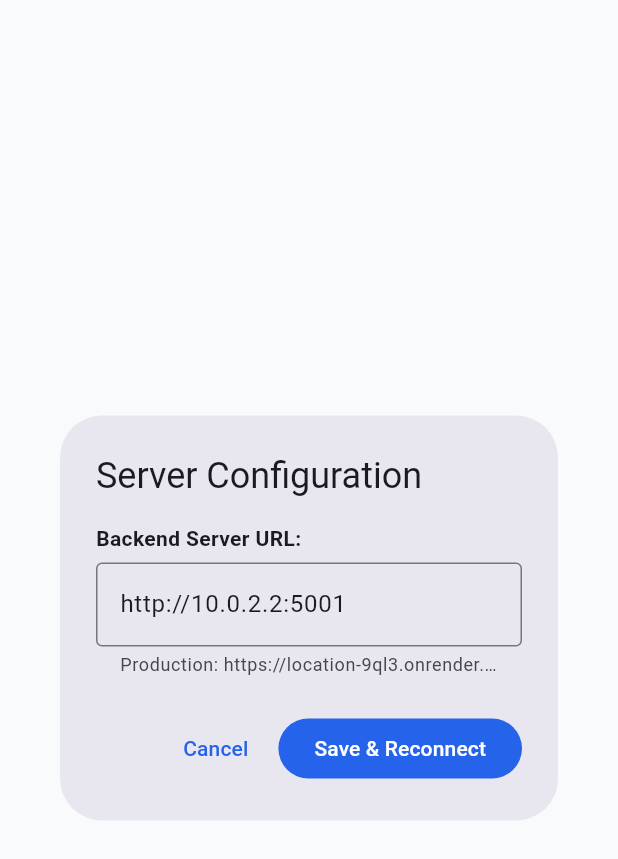
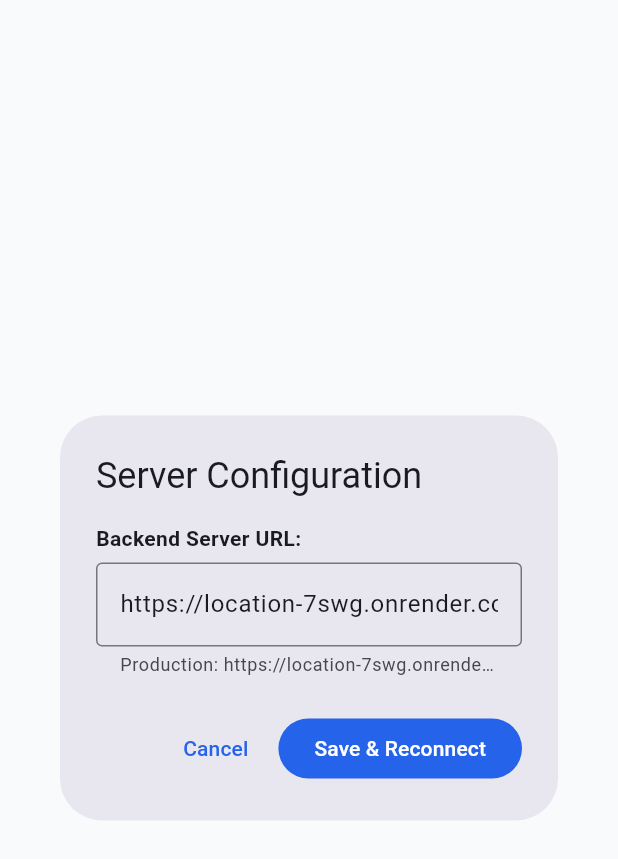
Before and after one commit to vinay2902H/Location, a Flutter app: the ServerConfigDialog widget shown alone on an empty page, opened directly, on a phone screen of 412 x 824 dp. Shown: the top 859 px of the screen. Run offline on Flutter 3.47's test engine with Material 3 defaults, Android fonts, the phone set to English and light mode, and no system bars; our stand-ins replace geolocator, google_maps_flutter, share_plus, shared_preferences, socket_io_client, video_player; accounts and stored records are empty; network calls fail.

Commit message:
Update default backend URL to deployed Render service: https://location-7swg.onrender.com

```diff
--- a/receiver_app/lib/config/app_config.dart
+++ b/receiver_app/lib/config/app_config.dart
@@ -1,26 +1,24 @@
-import 'dart:io';
-import 'package:flutter/foundation.dart';
 import 'package:shared_preferences/shared_preferences.dart';
 
 class AppConfig {
   static const String _keyBaseUrl = 'receiver_backend_url';
 
-  // Active backend URL: 10.0.2.2 for Android emulator, 127.0.0.1 for desktop/web
-  static String get defaultBaseUrl {
-    if (!kIsWeb && Platform.isAndroid) {
-      return 'http://10.0.2.2:5001';
-    }
-    return 'http://127.0.0.1:5001';
-  }
+  // Active deployed backend URL on Render
+  static const String defaultBaseUrl = 'https://location-7swg.onrender.com';
 
-  static String _baseUrl = 'http://10.0.2.2:5001';
+  static String _baseUrl = defaultBaseUrl;
 
   static String get baseUrl => _baseUrl;
 
   static Future<void> init() async {
     final prefs = await SharedPreferences.getInstance();
     final savedUrl = prefs.getString(_keyBaseUrl);
-    if (savedUrl == null || savedUrl.isEmpty || savedUrl.contains('onrender.com')) {
+    if (savedUrl == null ||
+        savedUrl.isEmpty ||
+        savedUrl.contains('10.0.2.2') ||
+        savedUrl.contains('127.0.0.1') ||
+        savedUrl.contains('localhost') ||
+        savedUrl.contains('location-9ql3.onrender.com')) {
       _baseUrl = defaultBaseUrl;
       await prefs.setString(_keyBaseUrl, _baseUrl);
     } else {
--- a/receiver_app/lib/widgets/server_config_dialog.dart
+++ b/receiver_app/lib/widgets/server_config_dialog.dart
@@ -37,8 +37,8 @@ class _ServerConfigDialogState extends State<ServerConfigDialog> {
             controller: _urlController,
             decoration: const InputDecoration(
               border: OutlineInputBorder(),
-              hintText: 'https://location-9ql3.onrender.com',
-              helperText: 'Production: https://location-9ql3.onrender.com',
+              hintText: 'https://location-7swg.onrender.com',
+              helperText: 'Production: https://location-7swg.onrender.com',
             ),
           ),
         ],
--- a/sender_app/lib/config/app_config.dart
+++ b/sender_app/lib/config/app_config.dart
@@ -1,5 +1,3 @@
-import 'dart:io';
-import 'package:flutter/foundation.dart';
 import 'package:shared_preferences/shared_preferences.dart';
 
 class AppConfig {
@@ -11,18 +9,13 @@ class AppConfig {
   static const String _keyLastAcc = 'sender_last_acc';
   static const String _keyLastTime = 'sender_last_time';
 
-  // Active backend URL: 10.0.2.2 for Android emulator, 127.0.0.1 for desktop/web
-  static String get defaultBaseUrl {
-    if (!kIsWeb && Platform.isAndroid) {
-      return 'http://10.0.2.2:5001';
-    }
-    return 'http://127.0.0.1:5001';
-  }
+  // Active deployed backend URL on Render
+  static const String defaultBaseUrl = 'https://location-7swg.onrender.com';
 
   // Default to 10 seconds per requirement for continuous real-time updates
   static const int defaultUpdateIntervalSeconds = 10; // 10 seconds
 
-  static String _baseUrl = 'http://10.0.2.2:5001';
+  static String _baseUrl = defaultBaseUrl;
   static int _updateIntervalSeconds = defaultUpdateIntervalSeconds;
   static bool _locationSetupCompleted = false;
 
@@ -37,7 +30,12 @@ class AppConfig {
   static Future<void> init() async {
     final prefs = await SharedPreferences.getInstance();
     final savedUrl = prefs.getString(_keyBaseUrl);
-    if (savedUrl == null || savedUrl.isEmpty || savedUrl.contains('onrender.com')) {
+    if (savedUrl == null ||
+        savedUrl.isEmpty ||
+        savedUrl.contains('10.0.2.2') ||
+        savedUrl.contains('127.0.0.1') ||
+        savedUrl.contains('localhost') ||
+        savedUrl.contains('location-9ql3.onrender.com')) {
       _baseUrl = defaultBaseUrl;
       await prefs.setString(_keyBaseUrl, _baseUrl);
     } else {
--- a/sender_app/lib/widgets/server_config_dialog.dart
+++ b/sender_app/lib/widgets/server_config_dialog.dart
@@ -136,7 +136,7 @@ class _ServerConfigDialogState extends State<ServerConfigDialog> {
                     borderSide: const BorderSide(
                         color: WinzoColors.primary, width: 1.5),
                   ),
-                  hintText: 'https://your-backend.onrender.com',
+                  hintText: 'https://location-7swg.onrender.com',
                   hintStyle:
                       const TextStyle(color: WinzoColors.textMuted),
                   contentPadding: const EdgeInsets.symmetric(
```
Also changed, not shown: 3 other files.
